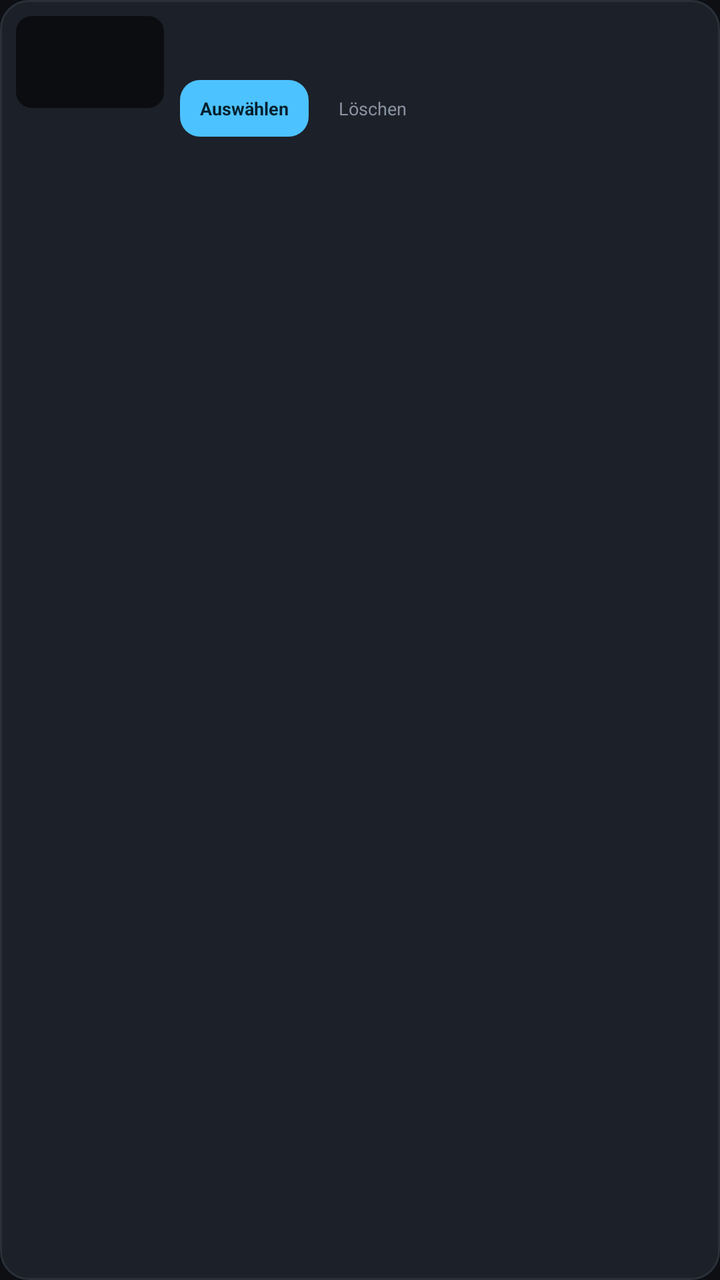
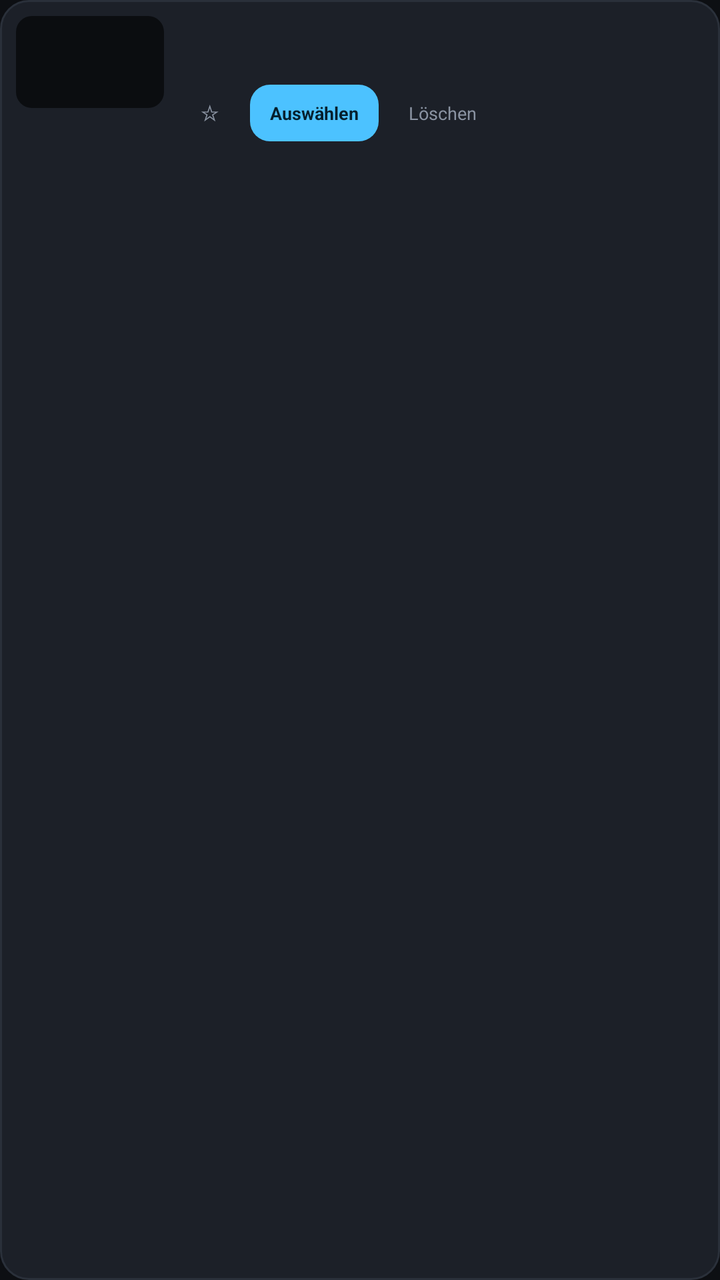

Compare the two renders of this Android layout. The source of the first and the diff that turns it into the second are given below.
<!-- AndroidManifest.xml: application theme AppTheme -->
<!-- res/layout/item_video.xml -->
<?xml version="1.0" encoding="utf-8"?>
<LinearLayout xmlns:android="http://schemas.android.com/apk/res/android"
    android:layout_width="match_parent"
    android:layout_height="wrap_content"
    android:layout_marginBottom="8dp"
    android:background="@drawable/bg_card"
    android:orientation="horizontal"
    android:padding="8dp">

    <ImageView
        android:id="@+id/video_thumb"
        android:layout_width="74dp"
        android:layout_height="46dp"
        android:background="@drawable/bg_thumb"
        android:contentDescription="@string/app_name"
        android:scaleType="centerCrop" />

    <LinearLayout
        android:layout_width="0dp"
        android:layout_height="wrap_content"
        android:layout_marginLeft="8dp"
        android:layout_weight="1"
        android:orientation="vertical">

        <TextView
            android:id="@+id/video_name"
            android:layout_width="match_parent"
            android:layout_height="wrap_content"
            android:ellipsize="middle"
            android:maxLines="1"
            android:textColor="@color/text"
            android:textSize="11sp"
            android:textStyle="bold" />

        <TextView
            android:id="@+id/video_meta"
            android:layout_width="match_parent"
            android:layout_height="wrap_content"
            android:textColor="@color/muted"
            android:textSize="9sp" />

        <LinearLayout
            android:layout_width="match_parent"
            android:layout_height="wrap_content"
            android:layout_marginTop="5dp"
            android:orientation="horizontal">

            <TextView
                android:id="@+id/video_pick"
                style="@style/PillPrimary"
                android:text="Auswählen"
                android:textSize="9sp" />

            <TextView
                android:id="@+id/video_delete"
                style="@style/PillGhost"
                android:layout_marginLeft="5dp"
                android:text="Löschen"
                android:textSize="9sp" />
        </LinearLayout>
    </LinearLayout>
</LinearLayout>
<!-- resources referenced by this layout -->
<resources>
  <color name="muted">#8a93a2</color>
  <color name="text">#e9edf2</color>
  <!-- drawable bg_card (drawable) -->
  <?xml version="1.0" encoding="utf-8"?>
  <shape xmlns:android="http://schemas.android.com/apk/res/android" android:shape="rectangle">
      <solid android:color="@color/surface2" />
      <corners android:radius="14dp" />
      <stroke android:width="1dp" android:color="@color/border" />
  </shape>
  <!-- drawable bg_thumb (drawable) -->
  <?xml version="1.0" encoding="utf-8"?>
  <shape xmlns:android="http://schemas.android.com/apk/res/android" android:shape="rectangle">
      <solid android:color="@color/thumb_bg" />
      <corners android:radius="8dp" />
  </shape>
  <string name="app_name">Wallura</string>
  <style name="PillGhost" parent="Pill">
          <item name="android:background">@drawable/bg_btn_ghost</item>
          <item name="android:textColor">@color/muted</item>
      </style>
  <style name="PillPrimary" parent="Pill">
          <item name="android:background">@drawable/bg_btn_primary</item>
          <item name="android:textColor">@color/on_accent</item>
          <item name="android:textStyle">bold</item>
      </style>
  <style name="AppTheme" parent="@android:style/Theme.Material.NoActionBar">
          <item name="android:colorPrimary">@color/accent</item>
          <item name="android:colorPrimaryDark">@color/bg</item>
          <item name="android:colorAccent">@color/accent</item>
          <item name="android:windowBackground">@color/bg</item>
          <item name="android:statusBarColor">@color/bg</item>
          <item name="android:navigationBarColor">@color/bg</item>
      </style>
  <color name="surface2">#1c2028</color>
  <color name="border">#2a303a</color>
  <color name="thumb_bg">#0b0d10</color>
  <style name="Pill">
          <item name="android:layout_width">wrap_content</item>
          <item name="android:layout_height">wrap_content</item>
          <item name="android:paddingLeft">10dp</item>
          <item name="android:paddingRight">10dp</item>
          <item name="android:paddingTop">8dp</item>
          <item name="android:paddingBottom">8dp</item>
          <item name="android:gravity">center</item>
          <item name="android:textSize">11sp</item>
          <item name="android:clickable">true</item>
          <item name="android:focusable">true</item>
      </style>
  <!-- drawable bg_btn_ghost (drawable) -->
  <?xml version="1.0" encoding="utf-8"?>
  <shape xmlns:android="http://schemas.android.com/apk/res/android" android:shape="rectangle">
      <solid android:color="@android:color/transparent" />
      <corners android:radius="10dp" />
  </shape>
  <!-- drawable bg_btn_primary (drawable) -->
  <?xml version="1.0" encoding="utf-8"?>
  <shape xmlns:android="http://schemas.android.com/apk/res/android" android:shape="rectangle">
      <solid android:color="@color/accent" />
      <corners android:radius="10dp" />
  </shape>
  <color name="on_accent">#06202e</color>
  <color name="accent">#4cc2ff</color>
  <color name="bg">#0d0f13</color>
</resources>

<!-- the commit's change to res/layout/item_video.xml (unified diff, before → after) -->
@@ -46,6 +46,13 @@
             android:orientation="horizontal">
 
             <TextView
+                android:id="@+id/video_fav"
+                style="@style/PillGhost"
+                android:layout_marginRight="5dp"
+                android:text="☆"
+                android:textSize="11sp" />
+
+            <TextView
                 android:id="@+id/video_pick"
                 style="@style/PillPrimary"
                 android:text="Auswählen"
